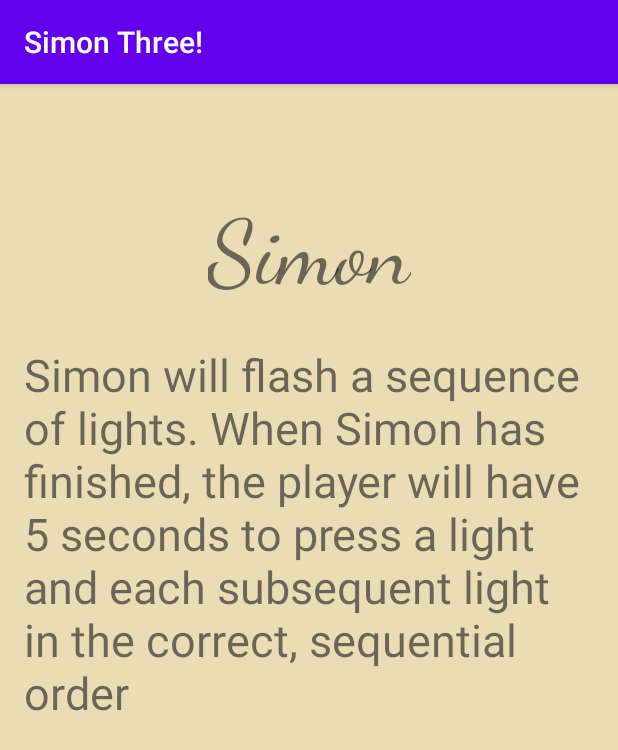
After one commit to CGreenup/SimonThree, an Android app: the GameInfo screen opened directly, with no data from a screen before it, on a phone screen of 412 x 824 dp. The commit adds this screen. Shown: the top 750 px of the screen. Run offline under Robolectric (Android 15) with nearby library versions, the phone set to English and light mode, and no system bars.

Commit message:
GameInfo.java implemented and working as intended

```diff
--- a/app/src/main/AndroidManifest.xml
+++ b/app/src/main/AndroidManifest.xml
@@ -16,6 +16,7 @@
                 <category android:name="android.intent.category.LAUNCHER" />
             </intent-filter>
         </activity>
+        <activity android:name=".GameInfo" />
     </application>
 
 </manifest>
--- /dev/null
+++ b/app/src/main/java/com/chrisgreenup/simonthree/Game.java
@@ -0,0 +1,4 @@
+package com.chrisgreenup.simonthree;
+
+public class Game {
+}
--- /dev/null
+++ b/app/src/main/java/com/chrisgreenup/simonthree/GameInfo.java
@@ -0,0 +1,50 @@
+package com.chrisgreenup.simonthree;
+
+import android.content.Intent;
+import android.os.Bundle;
+import android.widget.TextView;
+
+import androidx.annotation.Nullable;
+import androidx.appcompat.app.AppCompatActivity;
+
+public class GameInfo extends AppCompatActivity {
+    private static Intent intent;
+
+    @Override
+    protected void onCreate(@Nullable Bundle savedInstanceState) {
+        super.onCreate(savedInstanceState);
+        setContentView(R.layout.game_info);
+
+        String title;
+        int infoId;
+        int titleId;
+
+        intent = getIntent();
+        title = intent.getStringExtra("title");
+
+        if ( "rewind".equals(title) ) {
+            titleId = R.string.simon_rewind_title;
+            infoId  = R.string.simon_rewind_info;
+
+        }
+        else if ( "surprise".equals(title) ) {
+            titleId = R.string.simon_surprise_title;
+            infoId  = R.string.simon_surprise_info;
+
+        }
+        else {
+            titleId = R.string.simon_title;
+            infoId  = R.string.simon_info;
+
+        }
+
+        ((TextView) findViewById(R.id.game_info_title_tv)).setText(titleId);
+        ((TextView) findViewById(R.id.game_info_tv)).setText(infoId);
+
+    }
+
+
+
+
+
+}
--- a/app/src/main/res/layout/activity_main.xml
+++ b/app/src/main/res/layout/activity_main.xml
@@ -154,7 +154,7 @@
         app:srcCompat="@android:drawable/ic_menu_info_details" />
 
     <ImageButton
-        android:id="@+id/simon_info_button3"
+        android:id="@+id/simonSurprise_info_button"
         android:layout_width="50dp"
         android:layout_height="0dp"
         android:background="#00FFFFFF"
--- a/app/src/main/res/values/strings.xml
+++ b/app/src/main/res/values/strings.xml
@@ -1,3 +1,22 @@
 <resources>
-    <string name="app_name">SimonThree</string>
+    <string name="app_name">Simon Three!</string>
+
+    <string name="simon_title">Simon</string>
+
+    <string name="simon_surprise_title">Simon: Surprise</string>
+
+    <string name="simon_rewind_title">Simon: Rewind</string>
+
+    <string name="simon_info">Simon will flash a sequence of lights. When Simon has finished, the
+ player will have 5 seconds to press a light and each subsequent light in the correct,
+ sequential order</string>
+
+    <string name="simon_rewind_info">Like in standard Simon, Simon will flash a sequence of lights. When Simon has finished, the
+ player will have 5 seconds to press a light and each subsequent light in the correct,
+ reverse sequential order.</string>
+
+    <string name="simon_surprise_info">Simon will flash a sequence of lights. When Simon has finished, the
+ player will have 5 seconds to press a light and each subsequent light in the correct,
+ sequential order.
+    However, there will be no colors to the buttons, or unique audio tones.</string>
 </resources>
```
Also changed, not shown: app/src/main/java/com/chrisgreenup/simonthree/MainActivity.java (+21 -0 lines).
